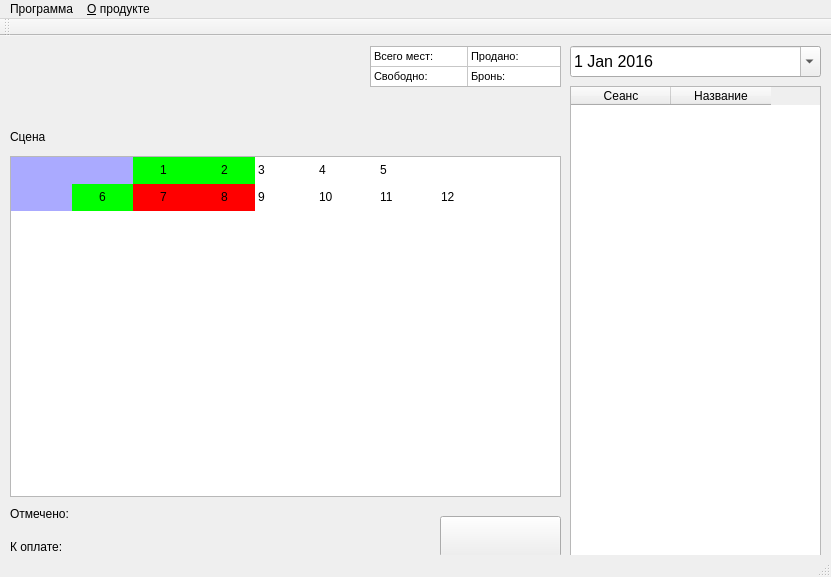
The window that VTeatre/mainwindow.ui (sashaserg/Cursovaya) describes before a commit, drawn with Qt 5.
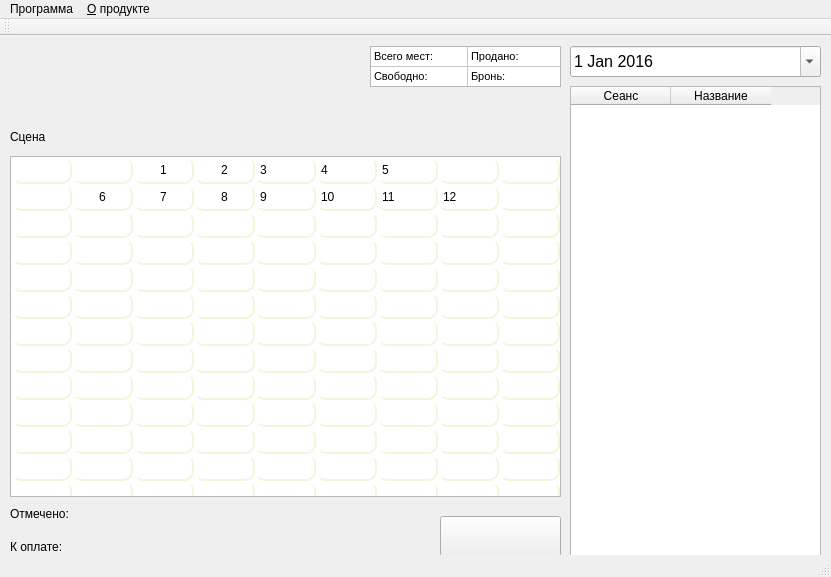
The same window after the commit.

Diff of the .ui file:
```diff
--- a/VTeatre/mainwindow.ui
+++ b/VTeatre/mainwindow.ui
@@ -54,6 +54,17 @@
       <height>341</height>
      </rect>
     </property>
+    <property name="styleSheet">
+     <string notr="true">QTableWidget::item
+                {
+                border-style: outset;
+                border-width: 2px;
+                border-radius: 10px;
+                border-color: beige;
+                }
+
+					</string>
+    </property>
     <property name="verticalScrollBarPolicy">
      <enum>Qt::ScrollBarAlwaysOff</enum>
     </property>
@@ -195,29 +206,11 @@
      <property name="text">
       <string/>
      </property>
-     <property name="background">
-      <brush brushstyle="SolidPattern">
-       <color alpha="255">
-        <red>170</red>
-        <green>170</green>
-        <blue>255</blue>
-       </color>
-      </brush>
-     </property>
     </item>
     <item row="0" column="1">
      <property name="text">
       <string/>
      </property>
-     <property name="background">
-      <brush brushstyle="SolidPattern">
-       <color alpha="255">
-        <red>170</red>
-        <green>170</green>
-        <blue>255</blue>
-       </color>
-      </brush>
-     </property>
     </item>
     <item row="0" column="2">
      <property name="text">
@@ -226,15 +219,6 @@
      <property name="textAlignment">
       <set>AlignHCenter|AlignVCenter|AlignCenter</set>
      </property>
-     <property name="background">
-      <brush brushstyle="SolidPattern">
-       <color alpha="255">
-        <red>0</red>
-        <green>255</green>
-        <blue>0</blue>
-       </color>
-      </brush>
-     </property>
     </item>
     <item row="0" column="3">
      <property name="text">
@@ -243,15 +227,6 @@
      <property name="textAlignment">
       <set>AlignHCenter|AlignVCenter|AlignCenter</set>
      </property>
-     <property name="background">
-      <brush brushstyle="SolidPattern">
-       <color alpha="255">
-        <red>0</red>
-        <green>255</green>
-        <blue>0</blue>
-       </color>
-      </brush>
-     </property>
     </item>
     <item row="0" column="4">
      <property name="text">
@@ -289,15 +264,6 @@
      <property name="textAlignment">
       <set>AlignHCenter|AlignVCenter|AlignCenter</set>
      </property>
-     <property name="background">
-      <brush brushstyle="SolidPattern">
-       <color alpha="255">
-        <red>0</red>
-        <green>255</green>
-        <blue>0</blue>
-       </color>
-      </brush>
-     </property>
     </item>
     <item row="1" column="2">
      <property name="text">
@@ -306,15 +272,6 @@
      <property name="textAlignment">
       <set>AlignHCenter|AlignVCenter|AlignCenter</set>
      </property>
-     <property name="background">
-      <brush brushstyle="SolidPattern">
-       <color alpha="255">
-        <red>255</red>
-        <green>0</green>
-        <blue>0</blue>
-       </color>
-      </brush>
-     </property>
     </item>
     <item row="1" column="3">
      <property name="text">
@@ -323,15 +280,6 @@
      <property name="textAlignment">
       <set>AlignHCenter|AlignVCenter|AlignCenter</set>
      </property>
-     <property name="background">
-      <brush brushstyle="SolidPattern">
-       <color alpha="255">
-        <red>255</red>
-        <green>0</green>
-        <blue>0</blue>
-       </color>
-      </brush>
-     </property>
     </item>
     <item row="1" column="4">
      <property name="text">
```
